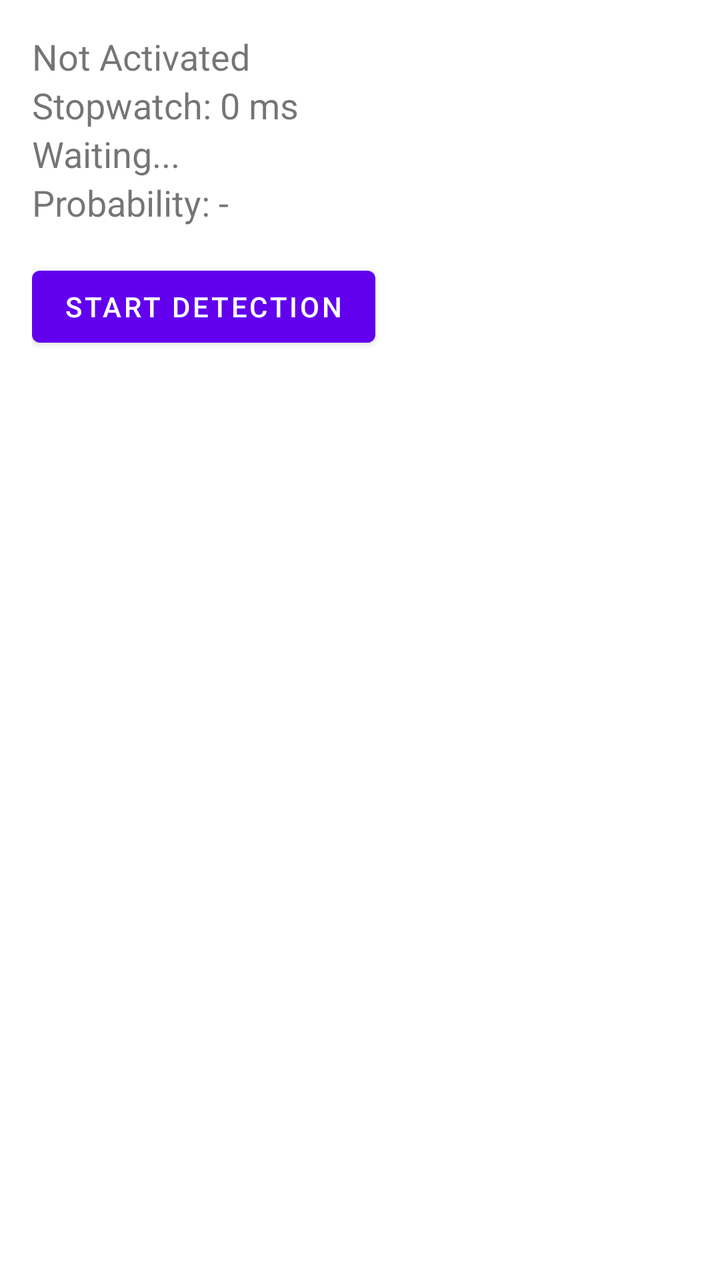
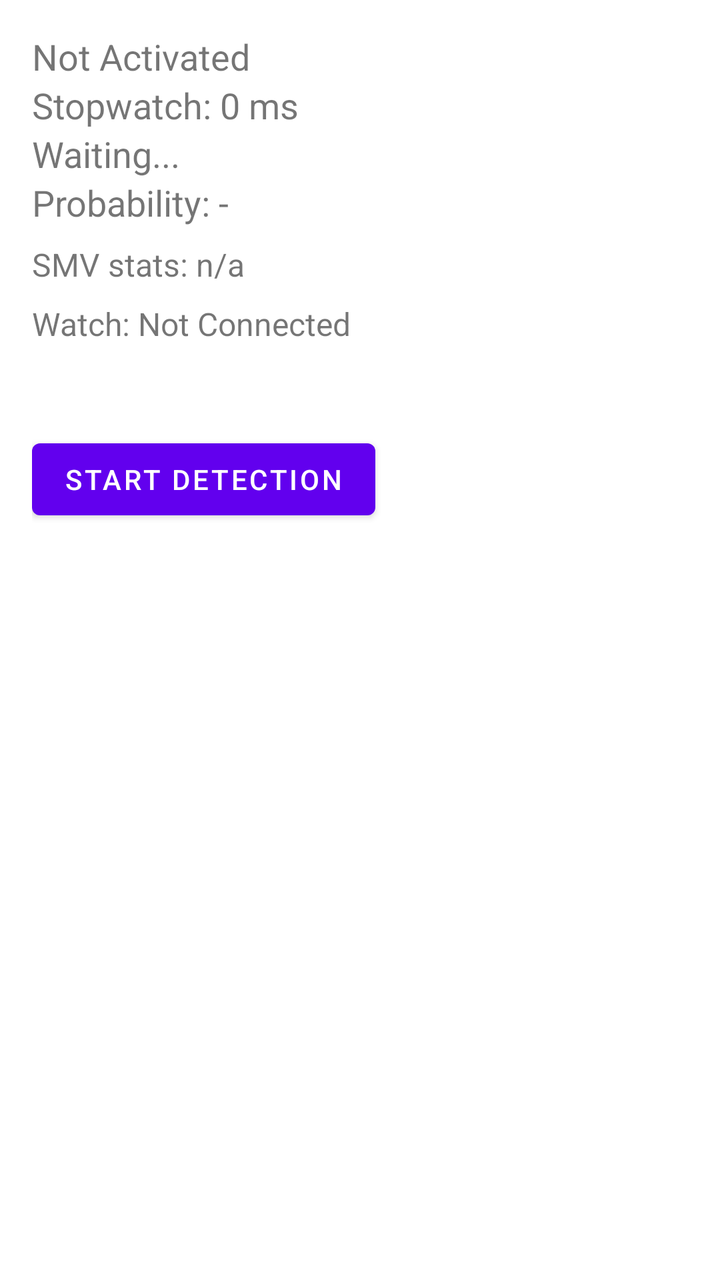

An Android layout rendered at two revisions. The XML below is the earlier revision; the diff shows what the commit changed to produce the second picture.
<!-- AndroidManifest.xml: application theme AppTheme -->
<!-- res/layout/fragment_inference.xml -->
<?xml version="1.0" encoding="utf-8"?>
<ScrollView
    xmlns:android="http://schemas.android.com/apk/res/android"
    android:id="@+id/scrollViewInference"
    android:layout_width="match_parent"
    android:layout_height="match_parent"
    android:padding="16dp">

    <LinearLayout
        android:layout_width="match_parent"
        android:layout_height="wrap_content"
        android:orientation="vertical">

        
        <TextView
            android:id="@+id/tvActivated"
            android:layout_width="match_parent"
            android:layout_height="wrap_content"
            android:text="@string/activated_status_not"
            android:textSize="18sp" />

        
        <TextView
            android:id="@+id/tvStopwatch"
            android:layout_width="match_parent"
            android:layout_height="wrap_content"
            android:text="@string/stopwatch_initial"
            android:textSize="18sp" />

        
        <TextView
            android:id="@+id/tvPrediction"
            android:layout_width="match_parent"
            android:layout_height="wrap_content"
            android:text="@string/prediction_waiting"
            android:textSize="18sp" />

        
        <TextView
            android:id="@+id/tvProbability"
            android:layout_width="match_parent"
            android:layout_height="wrap_content"
            android:text="@string/probability_initial"
            android:textSize="18sp" />

        
        <Button
            android:id="@+id/btnStart"
            android:layout_width="wrap_content"
            android:layout_height="wrap_content"
            android:text="@string/btn_start"
            android:layout_marginTop="16dp" />
    </LinearLayout>
</ScrollView>
<!-- resources referenced by this layout -->
<resources>
  <string name="activated_status_not">Not Activated</string>
  <string name="btn_start">Start Detection</string>
  <string name="prediction_waiting">Waiting...</string>
  <string name="probability_initial">Probability: -</string>
  <string name="stopwatch_initial">Stopwatch: 0 ms</string>
  <style name="AppTheme" parent="Theme.MaterialComponents.DayNight.NoActionBar">
          
      </style>
</resources>

<!-- the commit's change to res/layout/fragment_inference.xml (unified diff, before → after) -->
@@ -11,7 +11,6 @@
         android:layout_height="wrap_content"
         android:orientation="vertical">
 
-        
         <TextView
             android:id="@+id/tvActivated"
             android:layout_width="match_parent"
@@ -19,7 +18,6 @@
             android:text="@string/activated_status_not"
             android:textSize="18sp" />
 
-        
         <TextView
             android:id="@+id/tvStopwatch"
             android:layout_width="match_parent"
@@ -27,7 +25,6 @@
             android:text="@string/stopwatch_initial"
             android:textSize="18sp" />
 
-        
         <TextView
             android:id="@+id/tvPrediction"
             android:layout_width="match_parent"
@@ -35,7 +32,6 @@
             android:text="@string/prediction_waiting"
             android:textSize="18sp" />
 
-        
         <TextView
             android:id="@+id/tvProbability"
             android:layout_width="match_parent"
@@ -44,11 +40,38 @@
             android:textSize="18sp" />
 
         
+        <TextView
+            android:id="@+id/tvSmvInfo"
+            android:layout_width="match_parent"
+            android:layout_height="wrap_content"
+            android:text="SMV stats: n/a"
+            android:textSize="16sp"
+            android:layout_marginTop="8dp" />
+
+        
+        <TextView
+            android:id="@+id/tvWatchStatus"
+            android:layout_width="match_parent"
+            android:layout_height="wrap_content"
+            android:text="Watch: Not Connected"
+            android:textSize="16sp"
+            android:layout_marginTop="8dp" />
+
+        
+        <TextView
+            android:id="@+id/tvHistory"
+            android:layout_width="match_parent"
+            android:layout_height="wrap_content"
+            android:text=""
+            android:textSize="14sp"
+            android:layout_marginTop="8dp" />
+
         <Button
             android:id="@+id/btnStart"
             android:layout_width="wrap_content"
             android:layout_height="wrap_content"
             android:text="@string/btn_start"
             android:layout_marginTop="16dp" />
+
     </LinearLayout>
 </ScrollView>
